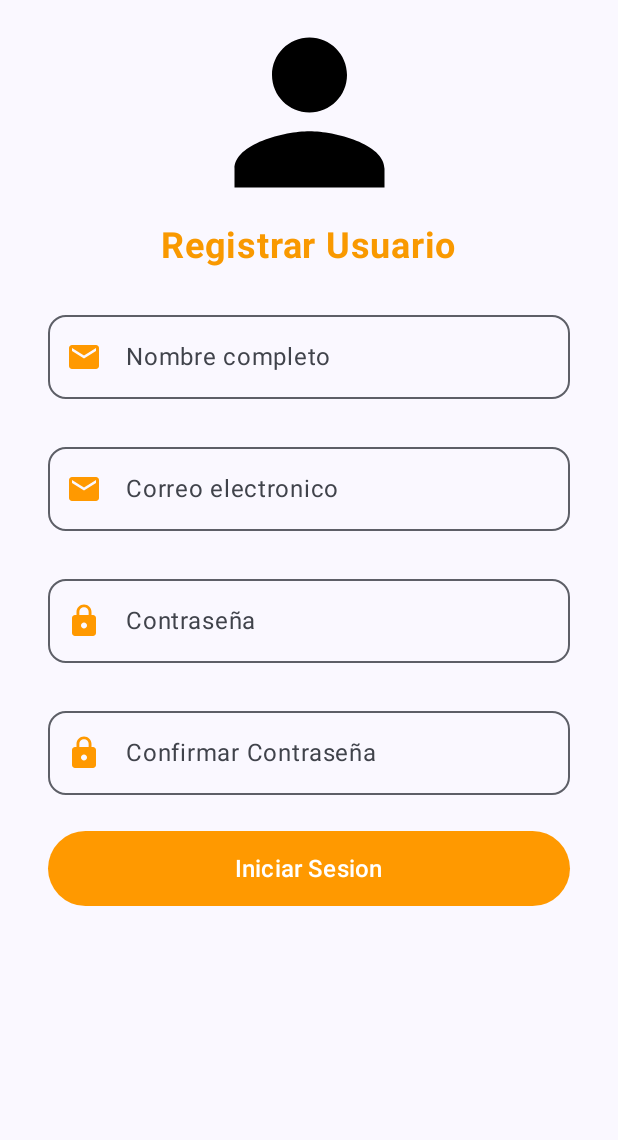
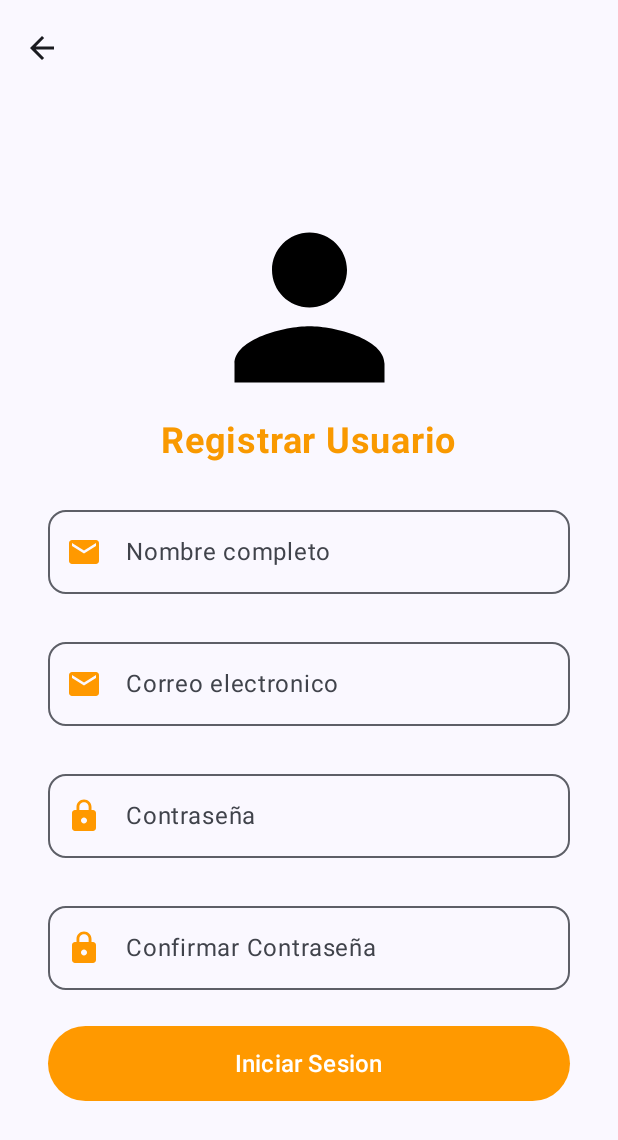
Before and after one commit to CamiloM21/ClasesCamiloMunoz, an Android app built with Jetpack Compose: the RegisterScreen screen opened through its navigation route, on a phone screen of 412 x 824 dp. Shown: the top 1140 px of the screen. Run offline under Robolectric (Android 15) with nearby library versions, the phone set to English and light mode, and no system bars.

Commit message:
Navegacion entre login y register :)

```diff
--- a/app/src/main/java/co/edu/unab/jorgebalaguera/clasescamilomuoz/MainActivity.kt
+++ b/app/src/main/java/co/edu/unab/jorgebalaguera/clasescamilomuoz/MainActivity.kt
@@ -36,7 +36,7 @@ class MainActivity : ComponentActivity() {
 
                 ){
                     composable("login") { LoginScreen(mynavController)  }
-                    composable("register") { RegisterScreen()  }
+                    composable("register") { RegisterScreen(mynavController)  }
 
                 }
 
--- a/app/src/main/java/co/edu/unab/jorgebalaguera/clasescamilomuoz/RegisterScreen.kt
+++ b/app/src/main/java/co/edu/unab/jorgebalaguera/clasescamilomuoz/RegisterScreen.kt
@@ -1,6 +1,7 @@
 package co.edu.unab.jorgebalaguera.clasescamilomuoz
 
 import androidx.compose.foundation.Image
+import androidx.compose.foundation.layout.Arrangement
 import androidx.compose.foundation.layout.Box
 import androidx.compose.foundation.layout.Column
 import androidx.compose.foundation.layout.Spacer
@@ -11,16 +12,20 @@ import androidx.compose.foundation.layout.padding
 import androidx.compose.foundation.layout.size
 import androidx.compose.foundation.shape.RoundedCornerShape
 import androidx.compose.material.icons.Icons
+import androidx.compose.material.icons.filled.ArrowBack
 import androidx.compose.material.icons.filled.Email
 import androidx.compose.material.icons.filled.Lock
 import androidx.compose.material.icons.filled.Person
 import androidx.compose.material3.Button
 import androidx.compose.material3.ButtonDefaults
+import androidx.compose.material3.ExperimentalMaterial3Api
 import androidx.compose.material3.Icon
+import androidx.compose.material3.IconButton
 import androidx.compose.material3.OutlinedTextField
 import androidx.compose.material3.Scaffold
 import androidx.compose.material3.Text
 import androidx.compose.material3.TextButton
+import androidx.compose.material3.TopAppBar
 import androidx.compose.runtime.Composable
 import androidx.compose.ui.Alignment
 import androidx.compose.ui.Modifier
@@ -29,17 +34,33 @@ import androidx.compose.ui.text.font.FontWeight
 import androidx.compose.ui.tooling.preview.Preview
 import androidx.compose.ui.unit.dp
 import androidx.compose.ui.unit.sp
+import androidx.navigation.NavController
+import androidx.navigation.compose.rememberNavController
 import co.edu.unab.jorgebalaguera.clasescamilomuoz.ui.theme.ClasesCamiloMuñozTheme
 
+@OptIn(ExperimentalMaterial3Api::class)
 @Composable
-fun RegisterScreen() {
-    Scaffold { innerPadding ->
+fun RegisterScreen(navController: NavController) {
+    Scaffold(
+        topBar = {
+            TopAppBar(
+                title = { },
+                navigationIcon = {
+                    IconButton(
+                        onClick = {
+                            navController.popBackStack()
+                        }) { Icon(Icons.Default.ArrowBack, contentDescription = null) } },
+
+                )
+        }
+    ) { innerPadding ->
         Column(
             modifier = Modifier
                 .padding(innerPadding)
                 .padding(horizontal = 32.dp)
                 .fillMaxSize(),
-            horizontalAlignment = Alignment.CenterHorizontally
+            horizontalAlignment = Alignment.CenterHorizontally,
+            verticalArrangement = Arrangement.Center
         ) {
             Image(
                 imageVector = Icons.Default.Person,
@@ -128,7 +149,10 @@ fun RegisterScreen() {
             Button(
                 onClick = {},
                 colors = ButtonDefaults.buttonColors(
-                    containerColor = Color(0xFFFF9900)), modifier = Modifier.fillMaxWidth().height(50.dp)
+                    containerColor = Color(0xFFFF9900)
+                ), modifier = Modifier
+                    .fillMaxWidth()
+                    .height(50.dp)
             ) { Text("Iniciar Sesion", fontSize = 16.sp) }
             Spacer(modifier = Modifier.height(24.dp))
 
@@ -136,17 +160,7 @@ fun RegisterScreen() {
     }
 
 
-
-
-
-
-
-
-
 }
-
-
-
 
 
 @Preview
@@ -154,7 +168,7 @@ fun RegisterScreen() {
 fun RegisterScreenPrevies() {
     ClasesCamiloMuñozTheme {
 
-        RegisterScreen()
+        //RegisterScreen()
     }
 
 }
```
